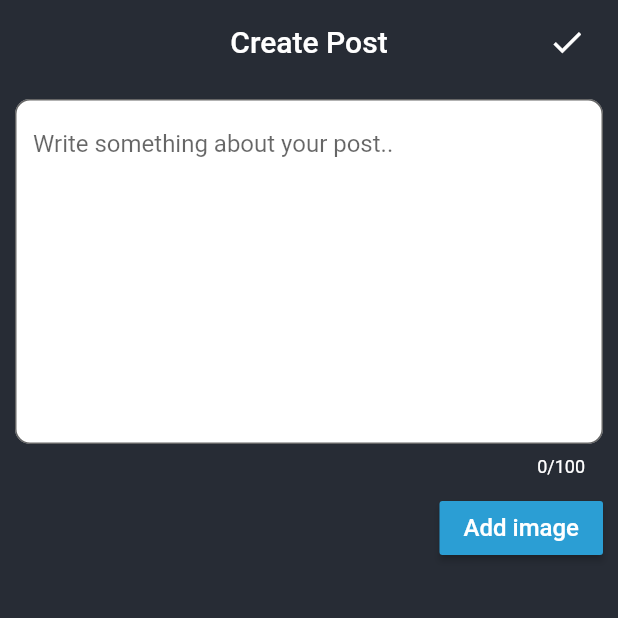
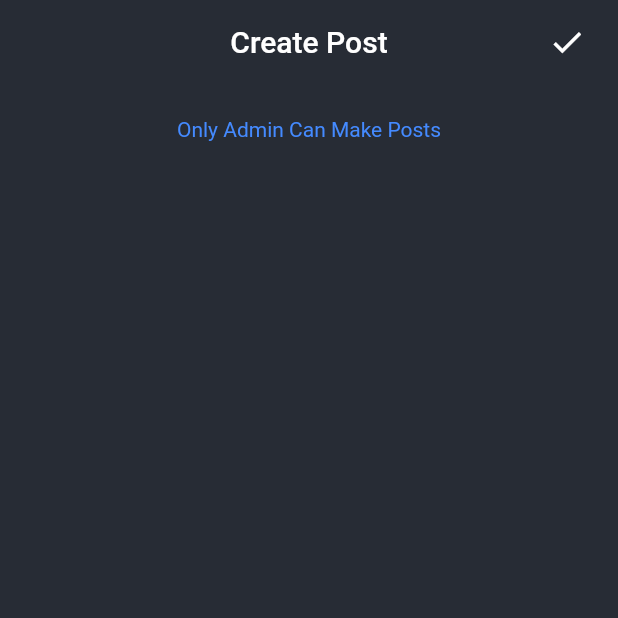
Before and after one commit to ShiekhAmish/Alumni-App, a Flutter app: the AddPost screen opened directly, on a phone screen of 412 x 824 dp, the top half of it. Run offline on Flutter 3.47's test engine with Material 2 defaults, Android fonts, the phone set to English and light mode, and no system bars; our stand-ins replace cloud_firestore, email_validator, firebase_auth, firebase_core, firebase_storage, image_picker and 4 more; accounts and stored records are empty.

Commit message:
Firebase Connection (Only Admin Make Posts)

```diff
--- a/Alumni_App/lib/screens/MainScreens/add.dart
+++ b/Alumni_App/lib/screens/MainScreens/add.dart
@@ -13,7 +13,10 @@ class AddPost extends StatefulWidget {
   _AddPostState createState() => _AddPostState();
 }
 
+
 class _AddPostState extends State<AddPost> {
+
+  User currentUser;
   File _image;
   ImagePicker _picker;
   TextEditingController _textController = new TextEditingController();
@@ -23,6 +26,7 @@ class _AddPostState extends State<AddPost> {
   var uid;
 
   initState() {
+    currentUser = _repository.getCurrentUser();
     _picker = ImagePicker();
     shouldIRotate = false;
     uid = Uuid();
@@ -205,23 +209,60 @@ class _AddPostState extends State<AddPost> {
       ),
     );
   }
+adminpost()
+{
+  return SingleChildScrollView(
+    child: Column(
+      children: [
 
+        if (_image != null) imageContainer(),
+        textContainer(),
+        if (_image == null) buttonContainer(),
+      ],
+    ),
+  );
+}
+  notpost()
+  {
+    return Container(
+      margin: EdgeInsets.only(
+          left: 10,
+          right:10,
+          bottom: 10
+      ),
+      height: 60,
+      width: MediaQuery.of(context).size.width,
+      color: UniversalVariables.separatorColor,
+      child: Row(
+        children: [
+          Expanded(
+            child: Container(
+              margin: EdgeInsets.symmetric(vertical: 5),
+              child: Text('Only Admin Can Make Posts', textAlign: TextAlign.center,
+                style: TextStyle(color: Colors.blueAccent),
+              ),
+
+            ),
+          ),
+
+        ],
+      ),
+    );
+  }
   @override
   Widget build(BuildContext context) {
     return Scaffold(
       appBar: _appbar(),
       backgroundColor: UniversalVariables.separatorColor,
-      body: Stack(
+      body: Column(
         children: [
-          SingleChildScrollView(
-            child: Column(
-              children: [
-                if (_image != null) imageContainer(),
-                textContainer(),
-                if (_image == null) buttonContainer(),
-              ],
-            ),
-          ),
+         Column(
+             children: [
+               (currentUser.uid=='yCjrM2pXVNd7kpuY9SndSesPo532')
+                   ? adminpost()
+                   : notpost(),
+             ],
+         ),
           // if (shouldIRotate == true)
           //   Container(
           //     height: MediaQuery.of(context).size.height,
--- a/Alumni_App/lib/screens/homeScreen.dart
+++ b/Alumni_App/lib/screens/homeScreen.dart
@@ -7,7 +7,7 @@ import 'package:alumni/screens/MainScreens/userProfile.dart';
 import 'package:cloud_firestore/cloud_firestore.dart';
 import 'package:flutter/cupertino.dart';
 import 'package:flutter/material.dart';
-
+import 'package:firebase_auth/firebase_auth.dart';
 class HomeScreen extends StatefulWidget {
   final List<QueryDocumentSnapshot>list;
   HomeScreen(this.list);
@@ -17,6 +17,7 @@ class HomeScreen extends StatefulWidget {
 
 class _HomeScreenState extends State<HomeScreen> {
   int _selectedIndex = 0;
+  User currentUser;
   final PageController _pageController = PageController();
   List<QueryDocumentSnapshot>list;
   _HomeScreenState(this.list);
--- a/Alumni_App/lib/screens/loginRelatedScreens/loginScreen.dart
+++ b/Alumni_App/lib/screens/loginRelatedScreens/loginScreen.dart
@@ -44,7 +44,7 @@ class _LogInState extends State<LogIn> {
                         baseColor: Colors.white,
                         highlightColor: Colors.lightBlue,
                         child: Text(
-                          'Alumni',
+                          'Sign In',
                           textAlign: TextAlign.center,
                           style: TextStyle(
                             fontSize: 60.0,
```
Also changed, not shown: 1 other file.
